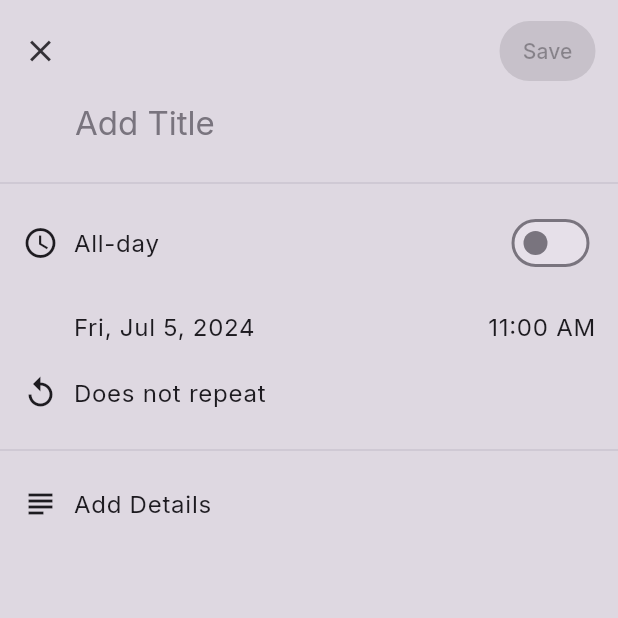
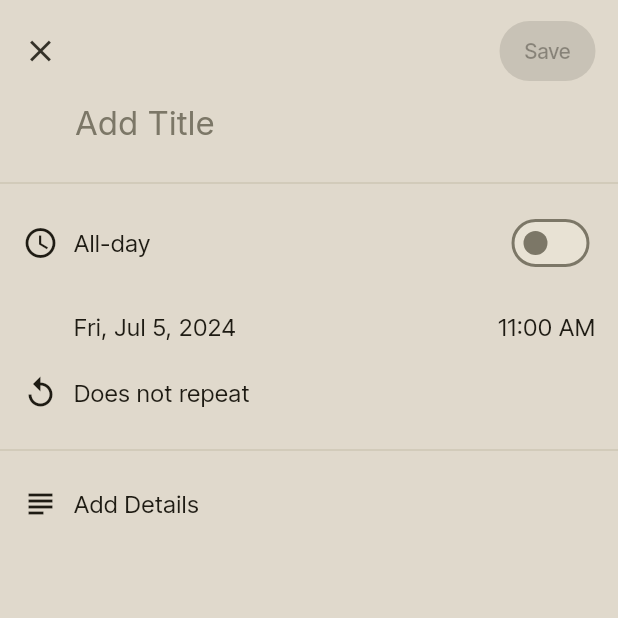
Before and after one commit to fidelisakilan/TickTock, a Flutter app: the screen it shows after launch, after a tap on the "add" icon, on a phone screen of 412 x 824 dp, the top half of it. Run offline on Flutter 3.47's test engine with Material 3 defaults, Android fonts, the phone set to English and light mode, and no system bars; drawn by our look-alikes of dynamic_color; our stand-ins replace dio, flutter_bloc, flutter_local_notifications, flutter_native_timezone_updated_gradle, fluttertoast, freezed_annotation and 4 more; missing offline and left inert: a package; generated files the repository leaves out were written again.

Commit message:
fix theming

```diff
--- a/lib/app/app.dart
+++ b/lib/app/app.dart
@@ -1,6 +1,7 @@
 import 'package:dynamic_color/dynamic_color.dart';
-import 'package:google_fonts/google_fonts.dart';
 import 'package:tick_tock/modules/tasks/ui/home_page.dart';
+import 'package:tick_tock/shared/core/theme/theme.dart';
+import 'package:tick_tock/shared/core/theme/util.dart';
 import 'config.dart';
 
 class App extends StatelessWidget {
@@ -9,25 +10,15 @@ class App extends StatelessWidget {
   @override
   Widget build(BuildContext context) {
     return DynamicColorBuilder(
-      builder: (ColorScheme? lightDynamic, ColorScheme? darkDynamic) {
-        final themeData = ThemeData(
-          dividerTheme: const DividerThemeData(space: 32),
-          scaffoldBackgroundColor: context.colorScheme.surface,
-          textTheme: GoogleFonts.interTextTheme(),
-          datePickerTheme: DatePickerThemeData(
-            backgroundColor: context.colorScheme.surfaceContainerHighest,
-          ),
-          filledButtonTheme: FilledButtonThemeData(
-              style: ButtonStyle(
-                  padding: WidgetStateProperty.all(EdgeInsets.zero))),
-        );
-        return MaterialApp(
-          themeMode: ThemeMode.system,
-          theme: themeData.copyWith(colorScheme: lightDynamic),
-          darkTheme: themeData.copyWith(colorScheme: darkDynamic),
-          home: const HomePage(),
-        );
-      },
-    );
+        builder: (ColorScheme? lightDynamic, ColorScheme? darkDynamic) {
+      TextTheme textTheme = createTextTheme(context, "Inter Tight", "Inter");
+      MaterialTheme theme = MaterialTheme(textTheme: textTheme);
+      return MaterialApp(
+        themeMode: ThemeMode.system,
+        darkTheme: theme.dark(),
+        theme: theme.light(),
+        home: const HomePage(),
+      );
+    });
   }
 }
--- a/lib/modules/tasks/ui/create_task_screen.dart
+++ b/lib/modules/tasks/ui/create_task_screen.dart
@@ -154,6 +154,8 @@ class _ReminderWidget extends StatefulWidget {
 
 class _ReminderWidgetState extends State<_ReminderWidget> {
   void _datePicker() async {
+    FocusManager.instance.primaryFocus?.unfocus();
+
     final date = context.read<CreateTaskCubit>().state.startDate.date;
     final newDate = await showDialog(
       context: context,
@@ -171,6 +173,8 @@ class _ReminderWidgetState extends State<_ReminderWidget> {
   }
 
   void _timePicker() async {
+    FocusManager.instance.primaryFocus?.unfocus();
+
     final time = context.read<CreateTaskCubit>().state.startDate.time;
     final newTime = await showDialog(
       context: context,
--- a/lib/modules/tasks/ui/custom_reminder_list_widget.dart
+++ b/lib/modules/tasks/ui/custom_reminder_list_widget.dart
@@ -32,7 +32,8 @@ class _CustomTimeListWidgetState extends State<CustomTimeListWidget> {
         ListView.separated(
           itemCount: timeStampList.length,
           padding: const EdgeInsets.symmetric(vertical: 20),
-          separatorBuilder: (context, index) => const Divider(height: 0,indent: 60),
+          separatorBuilder: (context, index) =>
+              const Divider(height: 0, indent: 60),
           itemBuilder: (context, index) {
             final item = timeStampList[index];
             return GestureDetector(
@@ -41,7 +42,8 @@ class _CustomTimeListWidgetState extends State<CustomTimeListWidget> {
                 decoration: BoxDecoration(
                   color: context.colorScheme.surfaceContainer,
                 ),
-                padding: const EdgeInsets.symmetric(horizontal: 16, vertical: 16),
+                padding:
+                    const EdgeInsets.symmetric(horizontal: 16, vertical: 16),
                 child: Row(
                   children: [
                     Container(
@@ -99,7 +101,6 @@ class _CustomTimeListWidgetState extends State<CustomTimeListWidget> {
               ),
             );
           },
-
         ),
         SafeArea(
           child: Padding(
@@ -108,7 +109,7 @@ class _CustomTimeListWidgetState extends State<CustomTimeListWidget> {
               foregroundColor: context.colorScheme.onPrimaryContainer,
               backgroundColor: context.colorScheme.primaryContainer,
               onPressed: _addTime,
-              child: const Icon(Icons.edit_outlined),
+              child: const Icon(Icons.add_alarm),
             ),
           ),
         ),
--- a/lib/modules/tasks/ui/custom_repeat_screen.dart
+++ b/lib/modules/tasks/ui/custom_repeat_screen.dart
@@ -1,4 +1,3 @@
-import 'package:flutter/services.dart';
 import 'package:tick_tock/app/config.dart';
 import 'custom_reminder_list_widget.dart';
 import 'default_preset_widget.dart';
@@ -30,6 +29,7 @@ class _CustomRepeatScreenState extends State<CustomRepeatScreen>
   Widget build(BuildContext context) {
     return Scaffold(
       backgroundColor: context.colorScheme.surface,
+      resizeToAvoidBottomInset: false,
       appBar: AppBar(
         title: const Text('Custom...'),
         actions: [
--- a/lib/modules/tasks/ui/home_page.dart
+++ b/lib/modules/tasks/ui/home_page.dart
@@ -29,6 +29,7 @@ class _HomePageState extends State<HomePage> {
           : Brightness.light,
     ));
     return Scaffold(
+      resizeToAvoidBottomInset: false,
       backgroundColor: context.colorScheme.surface,
       floatingActionButton: FloatingActionButton(
         onPressed: onTap,
--- a/lib/modules/tasks/ui/repeat_options_widget.dart
+++ b/lib/modules/tasks/ui/repeat_options_widget.dart
@@ -15,6 +15,7 @@ class RepeatOptionsWidget extends StatelessWidget {
           borderRadius: BorderRadius.circular(20),
           child: ListView.builder(
             shrinkWrap: true,
+            physics: const NeverScrollableScrollPhysics(),
             itemCount: RepeatFrequency.values.length,
             itemBuilder: (context, index) {
               final item = RepeatFrequency.values[index];
--- /dev/null
+++ b/lib/shared/core/theme/theme.dart
@@ -0,0 +1,135 @@
+import "package:flutter/material.dart";
+
+class MaterialTheme {
+  final TextTheme textTheme;
+
+  const MaterialTheme({required this.textTheme});
+
+  ThemeData light() {
+    return theme(lightScheme());
+  }
+
+  ThemeData dark() {
+    return theme(darkScheme());
+  }
+
+  ThemeData theme(ColorScheme colorScheme) => ThemeData(
+        useMaterial3: true,
+        brightness: colorScheme.brightness,
+        colorScheme: colorScheme,
+        textTheme: textTheme.apply(
+          bodyColor: colorScheme.onSurface,
+          displayColor: colorScheme.onSurface,
+        ),
+        dividerTheme: const DividerThemeData(space: 32),
+        filledButtonTheme: FilledButtonThemeData(
+          style: ButtonStyle(
+            padding: WidgetStateProperty.all(EdgeInsets.zero),
+          ),
+        ),
+        scaffoldBackgroundColor: colorScheme.surface,
+        canvasColor: colorScheme.surface,
+      );
+
+  static ColorScheme lightScheme() {
+    return const ColorScheme(
+      brightness: Brightness.light,
+      primary: Color(0xff6d5e0f),
+      surfaceTint: Color(0xff6d5e0f),
+      onPrimary: Color(0xffffffff),
+      primaryContainer: Color(0xfff8e287),
+      onPrimaryContainer: Color(0xff221b00),
+      secondary: Color(0xff665e40),
+      onSecondary: Color(0xffffffff),
+      secondaryContainer: Color(0xffeee2bc),
+      onSecondaryContainer: Color(0xff211b04),
+      tertiary: Color(0xff43664e),
+      onTertiary: Color(0xffffffff),
+      tertiaryContainer: Color(0xffc5ecce),
+      onTertiaryContainer: Color(0xff00210f),
+      error: Color(0xffba1a1a),
+      onError: Color(0xffffffff),
+      errorContainer: Color(0xffffdad6),
+      onErrorContainer: Color(0xff410002),
+      surface: Color(0xfffff9ee),
+      onSurface: Color(0xff1e1b13),
+      onSurfaceVariant: Color(0xff4b4739),
+      outline: Color(0xff7c7767),
+      outlineVariant: Color(0xffcdc6b4),
+      shadow: Color(0xff000000),
+      scrim: Color(0xff000000),
+      inverseSurface: Color(0xff333027),
+      inversePrimary: Color(0xffdbc66e),
+      primaryFixed: Color(0xfff8e287),
+      onPrimaryFixed: Color(0xff221b00),
+      primaryFixedDim: Color(0xffdbc66e),
+      onPrimaryFixedVariant: Color(0xff534600),
+      secondaryFixed: Color(0xffeee2bc),
+      onSecondaryFixed: Color(0xff211b04),
+      secondaryFixedDim: Color(0xffd1c6a1),
+      onSecondaryFixedVariant: Color(0xff4e472a),
+      tertiaryFixed: Color(0xffc5ecce),
+      onTertiaryFixed: Color(0xff00210f),
+      tertiaryFixedDim: Color(0xffa9d0b3),
+      onTertiaryFixedVariant: Color(0xff2c4e38),
+      surfaceDim: Color(0xffe0d9cc),
+      surfaceBright: Color(0xfffff9ee),
+      surfaceContainerLowest: Color(0xffffffff),
+      surfaceContainerLow: Color(0xfffaf3e5),
+      surfaceContainer: Color(0xfff4eddf),
+      surfaceContainerHigh: Color(0xffeee8da),
+      surfaceContainerHighest: Color(0xffe8e2d4),
+    );
+  }
+
+  static ColorScheme darkScheme() {
+    return const ColorScheme(
+      brightness: Brightness.dark,
+      primary: Color(0xffdbc66e),
+      surfaceTint: Color(0xffdbc66e),
+      onPrimary: Color(0xff3a3000),
+      primaryContainer: Color(0xff534600),
+      onPrimaryContainer: Color(0xfff8e287),
+      secondary: Color(0xffd1c6a1),
+      onSecondary: Color(0xff363016),
+      secondaryContainer: Color(0xff4e472a),
+      onSecondaryContainer: Color(0xffeee2bc),
+      tertiary: Color(0xffa9d0b3),
+      onTertiary: Color(0xff143723),
+      tertiaryContainer: Color(0xff2c4e38),
+      onTertiaryContainer: Color(0xffc5ecce),
+      error: Color(0xffffb4ab),
+      onError: Color(0xff690005),
+      errorContainer: Color(0xff93000a),
+      onErrorContainer: Color(0xffffdad6),
+      surface: Color(0xff15130b),
+      onSurface: Color(0xffe8e2d4),
+      onSurfaceVariant: Color(0xffcdc6b4),
+      outline: Color(0xff969080),
+      outlineVariant: Color(0xff4b4739),
+      shadow: Color(0xff000000),
+      scrim: Color(0xff000000),
+      inverseSurface: Color(0xffe8e2d4),
+      inversePrimary: Color(0xff6d5e0f),
+      primaryFixed: Color(0xfff8e287),
+      onPrimaryFixed: Color(0xff221b00),
+      primaryFixedDim: Color(0xffdbc66e),
+      onPrimaryFixedVariant: Color(0xff534600),
+      secondaryFixed: Color(0xffeee2bc),
+      onSecondaryFixed: Color(0xff211b04),
+      secondaryFixedDim: Color(0xffd1c6a1),
+      onSecondaryFixedVariant: Color(0xff4e472a),
+      tertiaryFixed: Color(0xffc5ecce),
+      onTertiaryFixed: Color(0xff00210f),
+      tertiaryFixedDim: Color(0xffa9d0b3),
+      onTertiaryFixedVariant: Color(0xff2c4e38),
+      surfaceDim: Color(0xff15130b),
+      surfaceBright: Color(0xff3c3930),
+      surfaceContainerLowest: Color(0xff100e07),
+      surfaceContainerLow: Color(0xff1e1b13),
+      surfaceContainer: Color(0xff222017),
+      surfaceContainerHigh: Color(0xff2d2a21),
+      surfaceContainerHighest: Color(0xff38352b),
+    );
+  }
+}
--- /dev/null
+++ b/lib/shared/core/theme/util.dart
@@ -0,0 +1,19 @@
+import 'package:flutter/material.dart';
+import 'package:google_fonts/google_fonts.dart';
+
+TextTheme createTextTheme(
+    BuildContext context, String bodyFontString, String displayFontString) {
+  TextTheme baseTextTheme = Theme.of(context).textTheme;
+  TextTheme bodyTextTheme = GoogleFonts.getTextTheme(bodyFontString, baseTextTheme);
+  TextTheme displayTextTheme =
+      GoogleFonts.getTextTheme(displayFontString, baseTextTheme);
+  TextTheme textTheme = displayTextTheme.copyWith(
+    bodyLarge: bodyTextTheme.bodyLarge,
+    bodyMedium: bodyTextTheme.bodyMedium,
+    bodySmall: bodyTextTheme.bodySmall,
+    labelLarge: bodyTextTheme.labelLarge,
+    labelMedium: bodyTextTheme.labelMedium,
+    labelSmall: bodyTextTheme.labelSmall,
+  );
+  return textTheme;
+}
```
